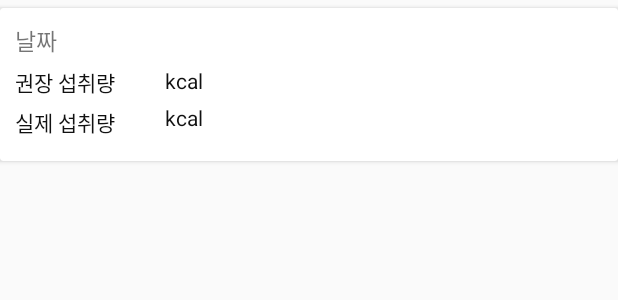
After one commit to hanjoooo/FCManager, an Android app: the layout record_viewitem.xml on its own in the app's theme, with its tools: preview values and no code run, on a phone screen of 412 x 824 dp. The commit adds this screen. Shown: the top 300 px of the screen. Run offline under Robolectric (Android 15) with nearby library versions, the phone set to English and light mode, and no system bars.

Commit message:
MyPage Commit

```diff
--- a/app/src/main/AndroidManifest.xml
+++ b/app/src/main/AndroidManifest.xml
@@ -36,7 +36,7 @@
         <activity android:name=".MainActivity" />
         <activity android:name=".MyPage.ProfileActivity" />
         <activity android:name=".MyPage.ChangeRecordAcitivity" />
-        <activity android:name=".LoginActivity"></activity>
+        <activity android:name=".LoginActivity" />
         <activity android:name=".RegistActivity" />
         <activity android:name=".SplashActivity">
             <intent-filter>
@@ -45,7 +45,8 @@
                 <category android:name="android.intent.category.LAUNCHER" />
             </intent-filter>
         </activity>
-        <activity android:name=".MyPage.DietRecordActivity"></activity>
+        <activity android:name=".MyPage.DietRecordActivity" />
+        <activity android:name=".MyPage.ViewRecordActivity"></activity>
     </application>
 
 </manifest>
--- a/app/src/main/java/com/example/khanj/fcmanager/HomePage/HomeFragment.java
+++ b/app/src/main/java/com/example/khanj/fcmanager/HomePage/HomeFragment.java
@@ -28,6 +28,8 @@ import com.squareup.otto.Subscribe;
 
 import java.io.File;
 
+import io.realm.Realm;
+
 import static io.realm.internal.SyncObjectServerFacade.getApplicationContext;
 
 /**
@@ -43,10 +45,13 @@ public class HomeFragment extends BaseFragment implements View.OnClickListener {
     static String SAMPLEIMG="ic_launcher.png";
     ImageView iv;
     Dialog dialog;
+    private Realm mRealm;
 
     @Override
     public View onCreateView(@NonNull LayoutInflater inflater, @Nullable ViewGroup container, @Nullable Bundle savedInstanceState) {
         View v = inflater.inflate(R.layout.fragment_home, container, false);
+        mRealm = Realm.getDefaultInstance();
+
         //여기에 일단 기본적인 이미지파일 하나를 가져온다.
         iv=(ImageView) v.findViewById(R.id.imgView);
         //가져올 사진의 이름을 정한다.
--- a/app/src/main/java/com/example/khanj/fcmanager/ManagePage/ManagementFragment.java
+++ b/app/src/main/java/com/example/khanj/fcmanager/ManagePage/ManagementFragment.java
@@ -30,11 +30,15 @@ import java.util.Calendar;
 import java.util.List;
 import java.util.concurrent.Executors;
 
+import io.realm.Realm;
+
 /**
  * A simple {@link Fragment} subclass.
  */
 
 public class ManagementFragment extends BaseFragment  {
+    private Realm mRealm;
+
     String time,kcal,menu;
     private final OneDayDecorator oneDayDecorator = new OneDayDecorator();
     Cursor cursor;
@@ -42,7 +46,7 @@ public class ManagementFragment extends BaseFragment  {
     @Override
     public View onCreateView(@NonNull LayoutInflater inflater, @Nullable ViewGroup container, @Nullable Bundle savedInstanceState) {
         View v = inflater.inflate(R.layout.fragment_management, container, false);
-
+        mRealm = Realm.getDefaultInstance();
         materialCalendarView = (MaterialCalendarView)v.findViewById(R.id.calendarView);
 
 
--- a/app/src/main/java/com/example/khanj/fcmanager/Model/DietRecord.java
+++ b/app/src/main/java/com/example/khanj/fcmanager/Model/DietRecord.java
@@ -10,6 +10,10 @@ public class DietRecord {
     private Double mWeight = 0.0;
     private int mCal=0;
     private int pCal =0;
+
+    public DietRecord(){
+
+    }
 
     public DietRecord(String data, Double pWeight,Double mWeight, int mCal, int pCal){
         this.date=data;
--- /dev/null
+++ b/app/src/main/res/layout/record_viewitem.xml
@@ -0,0 +1,72 @@
+<?xml version="1.0" encoding="utf-8"?>
+<android.support.v7.widget.CardView
+    xmlns:android="http://schemas.android.com/apk/res/android"
+    android:layout_width="match_parent"
+    android:layout_height="wrap_content"
+    android:layout_marginTop="5dp"
+    android:layout_marginBottom="5dp">
+    <LinearLayout
+        android:layout_width="match_parent"
+        android:layout_height="wrap_content"
+        android:layout_marginVertical="10dp"
+        android:layout_marginLeft="10dp"
+        android:orientation="vertical">
+
+        <TextView
+            android:id="@+id/date"
+            android:layout_width="wrap_content"
+            android:layout_height="wrap_content"
+            android:text="날짜"
+            android:textSize="15sp"
+            android:layout_marginBottom="5dp"/>
+
+
+        <LinearLayout
+            android:layout_width="match_parent"
+            android:layout_height="wrap_content">
+
+            <LinearLayout
+                android:layout_width="wrap_content"
+                android:layout_height="wrap_content"
+                android:orientation="vertical">
+                <TextView
+                    android:layout_width="100dp"
+                    android:layout_height="wrap_content"
+                    android:text="권장 섭취량 "
+                    android:textColor="#111"
+                    android:layout_marginBottom="5dp"
+                    />
+
+                <TextView
+                    android:layout_width="100dp"
+                    android:layout_height="wrap_content"
+                    android:text="실제 섭취량 "
+                    android:textColor="#111"
+                    android:layout_marginBottom="5dp"/>
+
+            </LinearLayout>
+
+            <LinearLayout
+                android:layout_width="wrap_content"
+                android:layout_height="wrap_content"
+                android:orientation="vertical">
+                <TextView
+                    android:id="@+id/mkcal"
+                    android:layout_width="wrap_content"
+                    android:layout_height="wrap_content"
+                    android:text="kcal"
+                    android:textColor="#111"
+                    android:layout_marginBottom="5dp"/>
+
+                <TextView
+                    android:id="@+id/pkcal"
+                    android:layout_width="wrap_content"
+                    android:layout_height="wrap_content"
+                    android:text="kcal"
+                    android:textColor="#111"
+                    android:layout_marginBottom="5dp"/>
+
+            </LinearLayout>
+        </LinearLayout>
+    </LinearLayout>
+</android.support.v7.widget.CardView>
```
Also changed, not shown: app/src/main/java/com/example/khanj/fcmanager/MyPage/MyPageFragment.java (+9 -2 lines), app/src/main/java/com/example/khanj/fcmanager/MyPage/ViewRecordActivity.java (added, +76 -0 lines), app/src/main/java/com/example/khanj/fcmanager/adapter/RecordListAdapter.java (added, +77 -0 lines), app/src/main/res/layout/activity_view_record.xml (added, +25 -0 lines).
